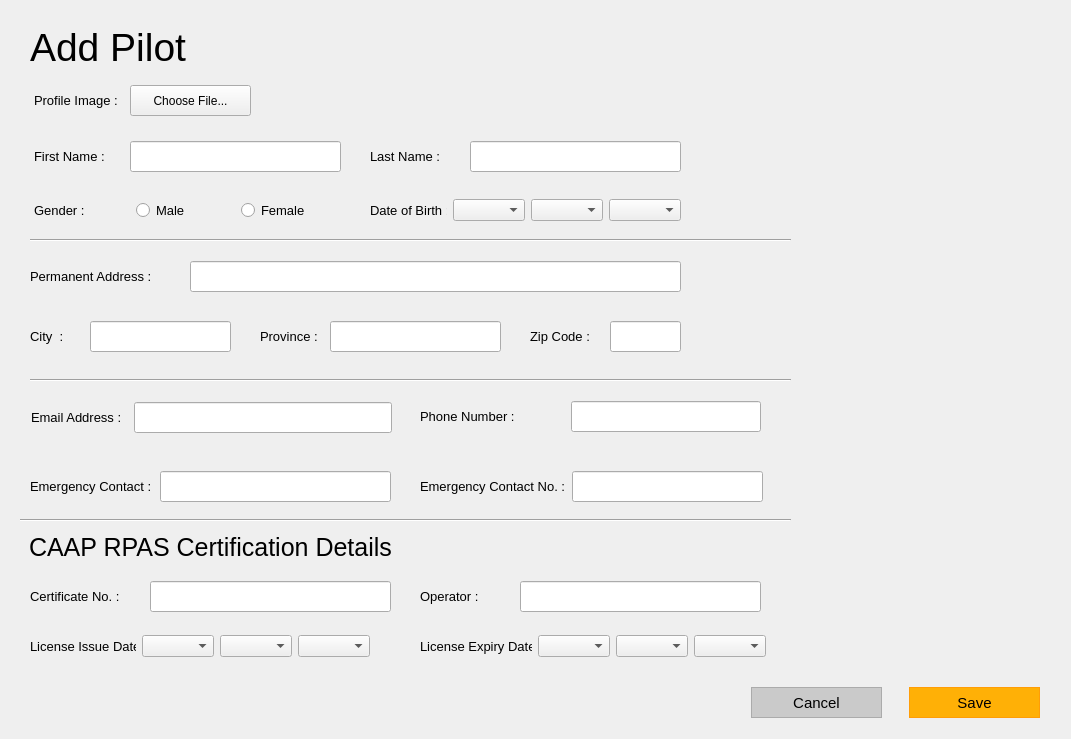
This is Gui/Administrator/AddPilot/addpilotAlt.ui in whitePenumbra/SARdrone as Qt 5 draws it before an edit. The edited form follows.
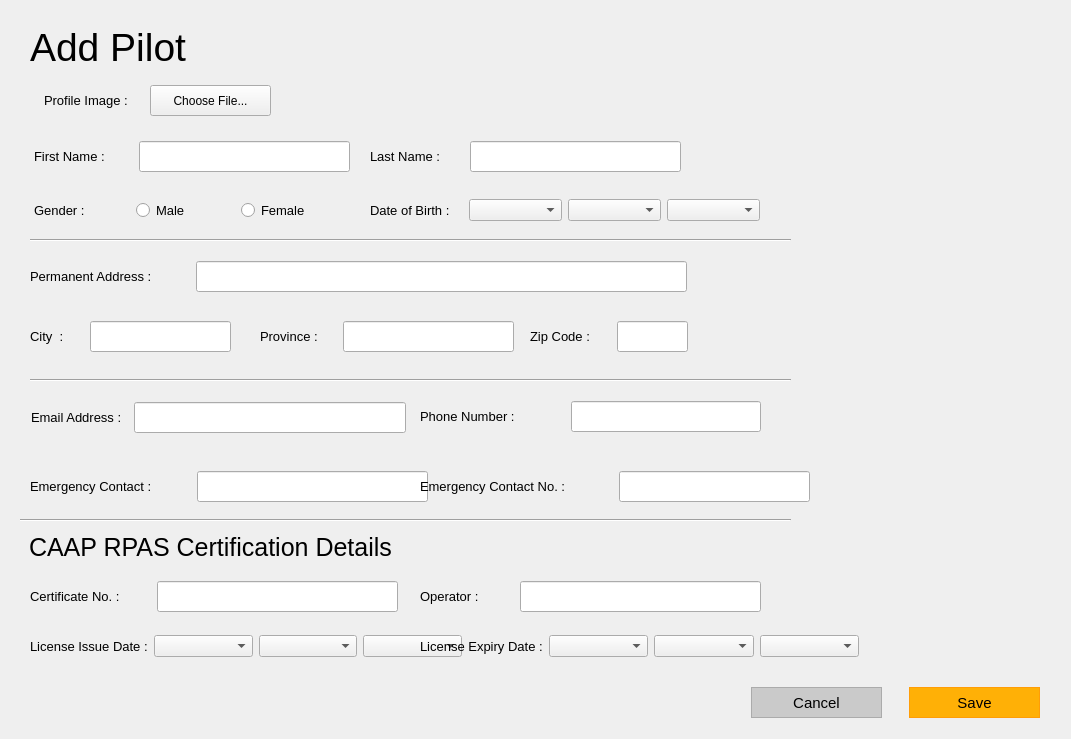
This is the edited form. Icons and pictures are not drawn.

The edit to the form file:
```diff
--- a/Gui/Administrator/AddPilot/addpilotAlt.ui
+++ b/Gui/Administrator/AddPilot/addpilotAlt.ui
@@ -314,7 +314,7 @@
      <rect>
       <x>30</x>
       <y>140</y>
-      <width>311</width>
+      <width>320</width>
       <height>33</height>
      </rect>
     </property>
@@ -420,7 +420,7 @@
      <rect>
       <x>370</x>
       <y>190</y>
-      <width>311</width>
+      <width>390</width>
       <height>41</height>
      </rect>
     </property>
@@ -458,7 +458,7 @@
      <rect>
       <x>30</x>
       <y>260</y>
-      <width>651</width>
+      <width>657</width>
       <height>33</height>
      </rect>
     </property>
@@ -554,7 +554,7 @@
      <rect>
       <x>260</x>
       <y>320</y>
-      <width>241</width>
+      <width>254</width>
       <height>33</height>
      </rect>
     </property>
@@ -602,7 +602,7 @@
      <rect>
       <x>530</x>
       <y>320</y>
-      <width>151</width>
+      <width>158</width>
       <height>33</height>
      </rect>
     </property>
@@ -656,7 +656,7 @@
      <rect>
       <x>31</x>
       <y>401</y>
-      <width>361</width>
+      <width>375</width>
       <height>33</height>
      </rect>
     </property>
@@ -748,7 +748,7 @@
      <rect>
       <x>30</x>
       <y>470</y>
-      <width>361</width>
+      <width>398</width>
       <height>33</height>
      </rect>
     </property>
@@ -802,7 +802,7 @@
      <rect>
       <x>420</x>
       <y>470</y>
-      <width>343</width>
+      <width>390</width>
       <height>33</height>
      </rect>
     </property>
@@ -841,6 +841,9 @@
          <kerning>true</kerning>
         </font>
        </property>
+       <property name="layoutDirection">
+        <enum>Qt::RightToLeft</enum>
+       </property>
        <property name="styleSheet">
         <string notr="true">padding-left:4px;</string>
        </property>
@@ -853,7 +856,7 @@
      <rect>
       <x>30</x>
       <y>580</y>
-      <width>361</width>
+      <width>368</width>
       <height>33</height>
      </rect>
     </property>
@@ -961,7 +964,7 @@
      <rect>
       <x>30</x>
       <y>630</y>
-      <width>340</width>
+      <width>432</width>
       <height>33</height>
      </rect>
     </property>
@@ -999,7 +1002,7 @@
      <rect>
       <x>420</x>
       <y>630</y>
-      <width>346</width>
+      <width>439</width>
       <height>33</height>
      </rect>
     </property>
@@ -1037,7 +1040,7 @@
      <rect>
       <x>31</x>
       <y>84</y>
-      <width>221</width>
+      <width>250</width>
       <height>33</height>
      </rect>
     </property>
```
Left out of the diff: 9 changed lines with no effect on the pictures.
